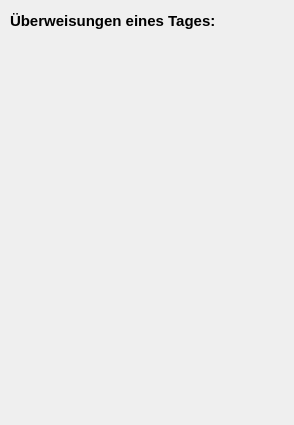
First picture: the form in fmyclearingwidget.ui, repository FankStimmel/Bankbilanz, before the edit.
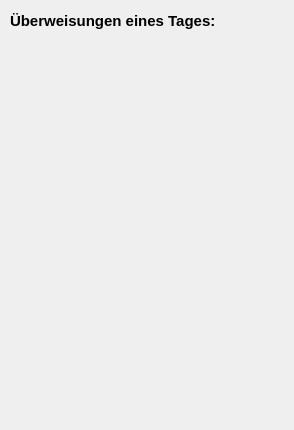
Second picture: the form after the edit.

```diff
--- a/fmyclearingwidget.ui
+++ b/fmyclearingwidget.ui
@@ -7,7 +7,7 @@
     <x>0</x>
     <y>0</y>
     <width>294</width>
-    <height>425</height>
+    <height>430</height>
    </rect>
   </property>
   <property name="windowTitle">
```
